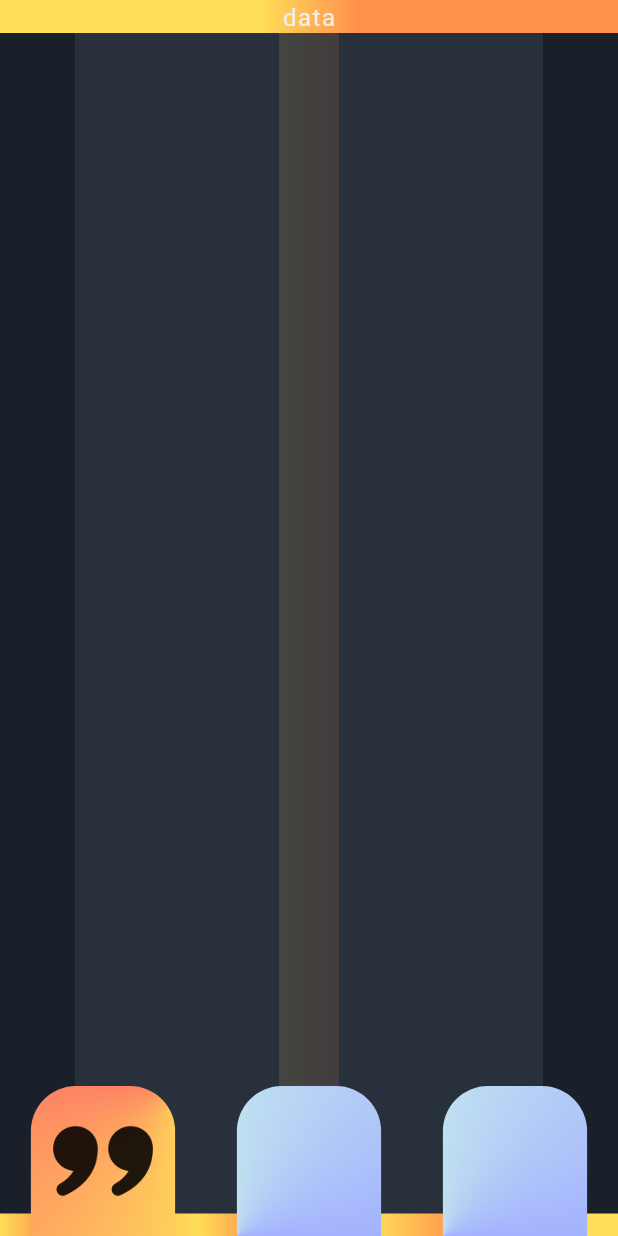
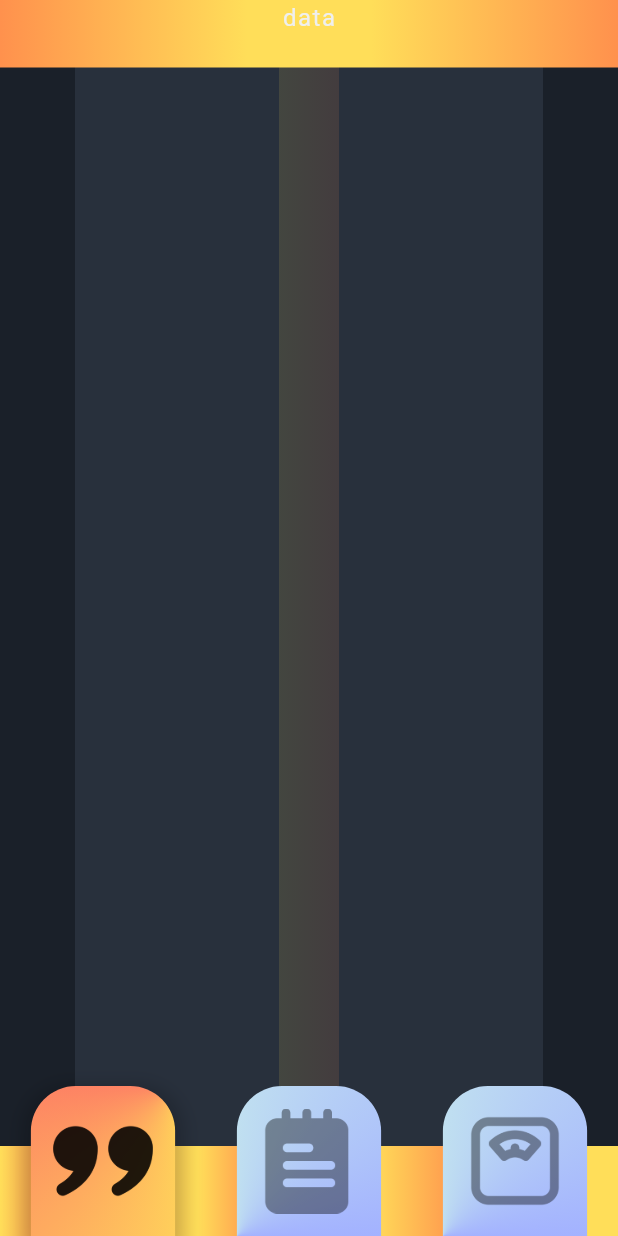
Before and after one commit to kluchoo/DoIt, a Flutter app: the screen it shows after launch, on a phone screen of 412 x 824 dp. Run offline on Flutter 3.47's test engine with Material 3 defaults, Android fonts, the phone set to English and light mode, and no system bars; our stand-ins replace google_fonts.

Commit message:
Poprawki wizualne menu nawigacyjnego

```diff
--- a/lib/komponenty/app_background_colors.dart
+++ b/lib/komponenty/app_background_colors.dart
@@ -16,6 +16,7 @@ class MainAppBackground extends StatelessWidget {
             const SizedBox(width: 50),
             Expanded(
                 child: Container(
+              margin: EdgeInsets.fromLTRB(0, 23, 0, 0),
               color: AppColors.secondaryAccent,
             )),
             const SizedBox(width: 50),
@@ -26,6 +27,7 @@ class MainAppBackground extends StatelessWidget {
             const Expanded(child: SizedBox()),
             Container(
               width: 40,
+              margin: EdgeInsets.fromLTRB(0, 23, 0, 0),
               decoration: const BoxDecoration(
                   gradient: LinearGradient(
                       begin: Alignment.centerLeft,
@@ -37,24 +39,27 @@ class MainAppBackground extends StatelessWidget {
         ),
         Column(
           children: [
+            const SizedBox(
+              height: 0,
+            ),
             Container(
-              height: 22,
+              height: 45,
               decoration: const BoxDecoration(
                   gradient: LinearGradient(colors: [
+                Color(0xFFFF914d),
                 Color(0xFFFFde59),
                 Color(0xFFFFde59),
-                Color(0xFFFF914d),
                 Color(0xFFFF914d)
               ], stops: [
                 0,
-                0.42,
-                0.58,
+                0.4,
+                0.6,
                 1
               ])),
             ),
             const Expanded(child: SizedBox()),
             Container(
-              height: 15,
+              height: 60,
               decoration: const BoxDecoration(
                   gradient: LinearGradient(colors: [
                 Color(0xFFFFde59),
--- a/lib/komponenty/botom_navigation_bar.dart
+++ b/lib/komponenty/botom_navigation_bar.dart
@@ -35,13 +35,22 @@ class _CustomBottomNavigationBarState extends State<CustomBottomNavigationBar> {
                         widthFactor: 0.7,
                         heightFactor: 1,
                         child: Container(
-                            decoration: const BoxDecoration(
-                              gradient: SweepGradient(
+                            decoration: BoxDecoration(
+                              boxShadow: [
+                                BoxShadow(
+                                  color: Colors.black.withOpacity(
+                                      0.2), // Kolor cienia z przezroczystością
+                                  spreadRadius: 5, // Rozprzestrzenianie cienia
+                                  blurRadius: 10, // Rozmycie cienia
+                                  offset: const Offset(0, 5),
+                                )
+                              ],
+                              gradient: const SweepGradient(
                                 colors: [Color(0xffffde59), Color(0xfffc466b)],
                                 stops: [0.2, 0.7],
                                 center: Alignment.topRight,
                               ),
-                              borderRadius: BorderRadius.only(
+                              borderRadius: const BorderRadius.only(
                                 topLeft: Radius.circular(30),
                                 topRight: Radius.circular(30),
                               ),
@@ -99,18 +108,37 @@ class _CustomBottomNavigationBarState extends State<CustomBottomNavigationBar> {
                         widthFactor: 0.7,
                         heightFactor: 1,
                         child: Container(
-                          decoration: const BoxDecoration(
-                            gradient: SweepGradient(
+                            decoration: BoxDecoration(
+                              boxShadow: [
+                                BoxShadow(
+                                  color: Colors.black.withOpacity(
+                                      0.2), // Kolor cienia z przezroczystością
+                                  spreadRadius: 5, // Rozprzestrzenianie cienia
+                                  blurRadius: 10, // Rozmycie cienia
+                                  offset: const Offset(0, 5),
+                                )
+                              ],
+                              gradient: const SweepGradient(
                                 colors: [Color(0xffffde59), Color(0xfffc466b)],
                                 stops: [0.2, 0.7],
                                 center: Alignment.topRight,
                               ),
-                            borderRadius: BorderRadius.only(
+                              borderRadius: const BorderRadius.only(
                                 topLeft: Radius.circular(30),
                                 topRight: Radius.circular(30),
                               ),
                             ),
+                            child: Center(
+                              child: SizedBox(
+                                width: 70,
+                                height: 70,
+                                child: Image.asset('assets/img/notes.png',
+                                    height: 50,
+                                    width: 50,
+                                    color: const Color.fromARGB(224, 0, 0, 0),
+                                    fit: BoxFit.scaleDown),
                               ),
+                            )),
                       )
                     : FractionallySizedBox(
                         widthFactor: 0.7,
@@ -131,6 +159,11 @@ class _CustomBottomNavigationBarState extends State<CustomBottomNavigationBar> {
                               child: SizedBox(
                                 width: 70,
                                 height: 70,
+                                child: Image.asset('assets/img/notes.png',
+                                    height: 50,
+                                    width: 50,
+                                    color: const Color.fromARGB(101, 0, 0, 0),
+                                    fit: BoxFit.scaleDown),
                               ),
                             )),
                       ),
@@ -148,18 +181,38 @@ class _CustomBottomNavigationBarState extends State<CustomBottomNavigationBar> {
                         widthFactor: 0.7,
                         heightFactor: 1,
                         child: Container(
-                          decoration: const BoxDecoration(
-                            gradient: SweepGradient(
+                            decoration: BoxDecoration(
+                              boxShadow: [
+                                BoxShadow(
+                                  color: Colors.black.withOpacity(
+                                      0.2), // Kolor cienia z przezroczystością
+                                  spreadRadius: 5, // Rozprzestrzenianie cienia
+                                  blurRadius: 10, // Rozmycie cienia
+                                  offset: const Offset(0, 5),
+                                )
+                              ],
+                              gradient: const SweepGradient(
                                 colors: [Color(0xffffde59), Color(0xfffc466b)],
                                 stops: [0.2, 0.7],
                                 center: Alignment.topRight,
                               ),
-                            borderRadius: BorderRadius.only(
+                              borderRadius: const BorderRadius.only(
                                 topLeft: Radius.circular(30),
                                 topRight: Radius.circular(30),
                               ),
                             ),
+                            child: Center(
+                              child: SizedBox(
+                                width: 70,
+                                height: 70,
+                                child: Image.asset(
+                                    'assets/img/weight-scale.png',
+                                    height: 50,
+                                    width: 50,
+                                    color: const Color.fromARGB(224, 0, 0, 0),
+                                    fit: BoxFit.scaleDown),
                               ),
+                            )),
                       )
                     : FractionallySizedBox(
                         widthFactor: 0.7,
@@ -180,6 +233,12 @@ class _CustomBottomNavigationBarState extends State<CustomBottomNavigationBar> {
                               child: SizedBox(
                                 width: 70,
                                 height: 70,
+                                child: Image.asset(
+                                    'assets/img/weight-scale.png',
+                                    height: 50,
+                                    width: 50,
+                                    color: const Color.fromARGB(101, 0, 0, 0),
+                                    fit: BoxFit.scaleDown),
                               ),
                             )),
                       ),
```
Also changed, not shown: assets/img/notes.png (added), assets/img/weight-scale.png (added). Lines whose indentation alone changed are shown as unchanged.
